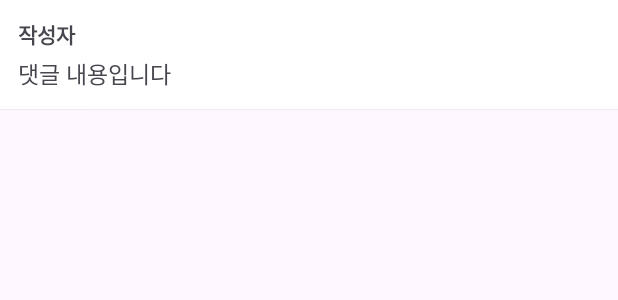
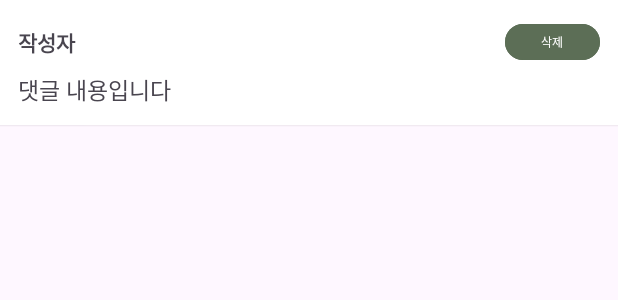
Before and after one commit to gmg010217/FrontendProject, an Android app: the layout item_free_board_comment.xml on its own in the app's theme, with its tools: preview values and no code run, on a phone screen of 412 x 824 dp. Shown: the top 300 px of the screen. Run offline under Robolectric (Android 15) with nearby library versions, the phone set to English and light mode, and no system bars.

Commit message:
자유게시판 - 댓글 삭제 기능 구현

```diff
--- a/app/src/main/java/com/example/frontendproject/fragment/FreeBoardDetailFragment.kt
+++ b/app/src/main/java/com/example/frontendproject/fragment/FreeBoardDetailFragment.kt
@@ -138,7 +138,7 @@ class FreeBoardDetailFragment : Fragment() {
         val commentRecyclerView = view.findViewById<RecyclerView>(R.id.freeBoardCommentRecyclerView)
         val writerNameTextView = view.findViewById<TextView>(R.id.freeBoardDetailWriter)
 
-        val commentAdapter = CommentAdapter(emptyList()) { }
+        val commentAdapter = CommentAdapter(emptyList(), memberId)
         commentRecyclerView.layoutManager = LinearLayoutManager(requireContext())
         commentRecyclerView.adapter = commentAdapter
 
@@ -176,6 +176,8 @@ class FreeBoardDetailFragment : Fragment() {
                 else -> false
             }
         }
+
+
     }
 
     private fun freeBoardDelete(memberId: Long, freeBoardId: Long) {
--- a/app/src/main/java/com/example/frontendproject/model/CommentResponse.kt
+++ b/app/src/main/java/com/example/frontendproject/model/CommentResponse.kt
@@ -1,6 +1,7 @@
 package com.example.frontendproject.model
 
 data class CommentResponse (
+    val id: Long,
     val writerName: String,
     val content: String,
     val writerId: Long
--- a/app/src/main/java/com/example/frontendproject/network/ApiService.kt
+++ b/app/src/main/java/com/example/frontendproject/network/ApiService.kt
@@ -90,4 +90,7 @@ interface ApiService {
 
     @DELETE("freeboard/{id}/{boardid}")
     fun deleteFreeBoard(@Path("id") memberId: Long, @Path("boardid") boardId: Long): Call<String>
+
+    @DELETE("freeboard/comment/{id}/{commentid}")
+    fun deleteFreeBoardCommnet(@Path("id") memberId: Long, @Path("commentid") commentId: Long): Call<String>
 }
--- a/app/src/main/res/layout/item_free_board_comment.xml
+++ b/app/src/main/res/layout/item_free_board_comment.xml
@@ -8,13 +8,31 @@
     android:layout_marginBottom="8dp"
     android:elevation="1dp">
 
-    <TextView
-        android:id="@+id/freeBoardCommentWriter"
+    <LinearLayout
         android:layout_width="match_parent"
         android:layout_height="wrap_content"
-        android:text="작성자"
-        android:textStyle="bold"
-        android:textSize="14sp" />
+        android:orientation="horizontal"
+        android:gravity="center_vertical" >
+
+        <TextView
+            android:id="@+id/freeBoardCommentWriter"
+            android:layout_width="0dp"
+            android:layout_height="wrap_content"
+            android:layout_weight="1"
+            android:text="작성자"
+            android:textStyle="bold"
+            android:textSize="14sp" />
+
+        <Button
+            android:id="@+id/freeBoardDeleteBtn"
+            android:layout_width="wrap_content"
+            android:layout_height="wrap_content"
+            android:text="삭제"
+            android:textSize="8sp"
+            android:backgroundTint="#5c6e56"
+            android:minHeight="0dp"
+            android:minWidth="0dp"/>
+    </LinearLayout>
 
     <TextView
         android:id="@+id/freeBoardCommentContent"
```
Also changed, not shown: app/src/main/java/com/example/frontendproject/adapter/CommentAdapter.kt (+29 -3 lines).
